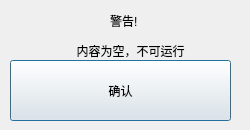
This is warning2.ui in Evan-425/Net-tools-based-on-Nmap as Qt 5 draws it before an edit. The edited form follows.
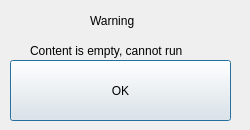
This is the edited form.

Patch:
```diff
--- a/warning2.ui
+++ b/warning2.ui
@@ -23,33 +23,33 @@
     </rect>
    </property>
    <property name="text">
-    <string>确认</string>
+    <string>OK</string>
    </property>
   </widget>
   <widget class="QLabel" name="label">
    <property name="geometry">
     <rect>
-     <x>110</x>
+     <x>90</x>
      <y>10</y>
-     <width>31</width>
+     <width>101</width>
      <height>21</height>
     </rect>
    </property>
    <property name="text">
-    <string>警告!</string>
+    <string>Warning</string>
    </property>
   </widget>
   <widget class="QLabel" name="label_2">
    <property name="geometry">
     <rect>
-     <x>70</x>
+     <x>30</x>
      <y>30</y>
-     <width>131</width>
+     <width>171</width>
      <height>41</height>
     </rect>
    </property>
    <property name="text">
-    <string>  内容为空，不可运行</string>
+    <string>Content is empty, cannot run</string>
    </property>
   </widget>
  </widget>
```
